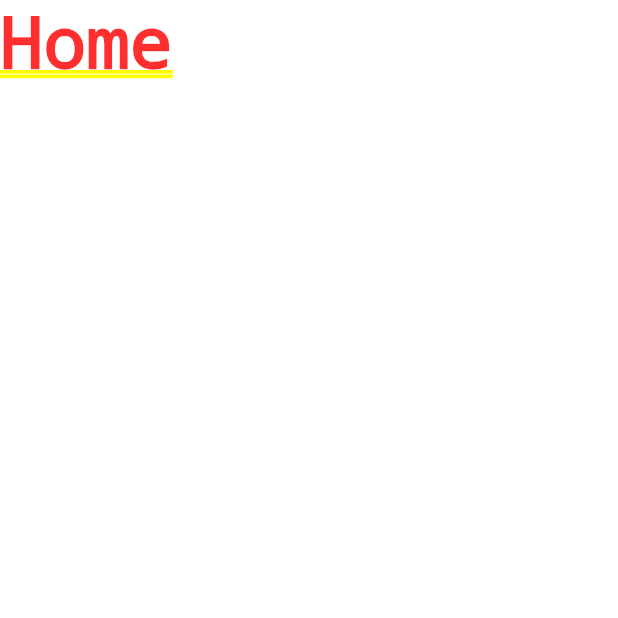
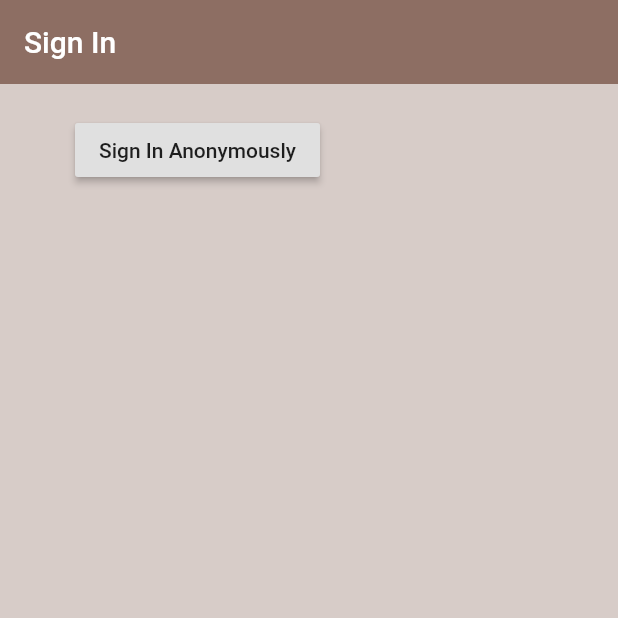
Before and after one commit to yasithWimukthi/brew_crew, a Flutter app: the screen it shows after launch, on a phone screen of 412 x 824 dp, the top half of it. Run offline on Flutter 3.47's test engine with Material 2 defaults, Android fonts, the phone set to English and light mode, and no system bars; our stand-ins replace firebase_auth; accounts and stored records are empty.

Commit message:
Implement sign in widget

```diff
--- /dev/null
+++ b/lib/models/user.dart
@@ -0,0 +1,5 @@
+class User{
+  final String uid;
+
+  User({this.uid});
+}
--- a/lib/screens/authenticate/authenticate.dart
+++ b/lib/screens/authenticate/authenticate.dart
@@ -1,3 +1,4 @@
+import 'package:brew_crew/screens/authenticate/sign_in.dart';
 import 'package:flutter/material.dart';
 
 class Athenticate extends StatefulWidget {
@@ -9,7 +10,7 @@ class _AthenticateState extends State<Athenticate> {
   @override
   Widget build(BuildContext context) {
     return Container(
-      child: Text("Athenticate"),
+      child: SignIn(),
     );
   }
 }
--- /dev/null
+++ b/lib/screens/authenticate/sign_in.dart
@@ -0,0 +1,39 @@
+import 'package:brew_crew/services/auth.dart';
+import 'package:flutter/material.dart';
+
+class SignIn extends StatefulWidget {
+  @override
+  _SignInState createState() => _SignInState();
+}
+
+class _SignInState extends State<SignIn> {
+
+  final AuthService _auth = AuthService();
+
+  @override
+  Widget build(BuildContext context) {
+    return Scaffold(
+      backgroundColor: Colors.brown[100],
+      appBar: AppBar(
+        backgroundColor: Colors.brown[400],
+        elevation: 0.0,
+        title: Text("Sign In"),
+      ),
+      body: Container(
+        padding: EdgeInsets.symmetric(vertical:20.0,horizontal:50.0),
+        child: RaisedButton(
+          child: Text("Sign In Anonymously"),
+          onPressed: () async {
+            dynamic result = await _auth.signInAnon();
+            if(result==null){
+              print("Error signing in");
+            }else{
+              print("sign in");
+              print(result.uid);
+            }
+          }
+        )
+      ),
+    );
+  }
+}
--- a/lib/wrapper.dart
+++ b/lib/wrapper.dart
@@ -1,9 +1,10 @@
+import 'package:brew_crew/screens/authenticate/authenticate.dart';
 import 'package:brew_crew/screens/home/home.dart';
 import 'package:flutter/material.dart';
 
 class Wrapper extends StatelessWidget {
   @override
   Widget build(BuildContext context) {
-    return Home();
+    return Athenticate();
   }
 }
```
Also changed, not shown: lib/services/auth.dart (+7 -1 lines).
